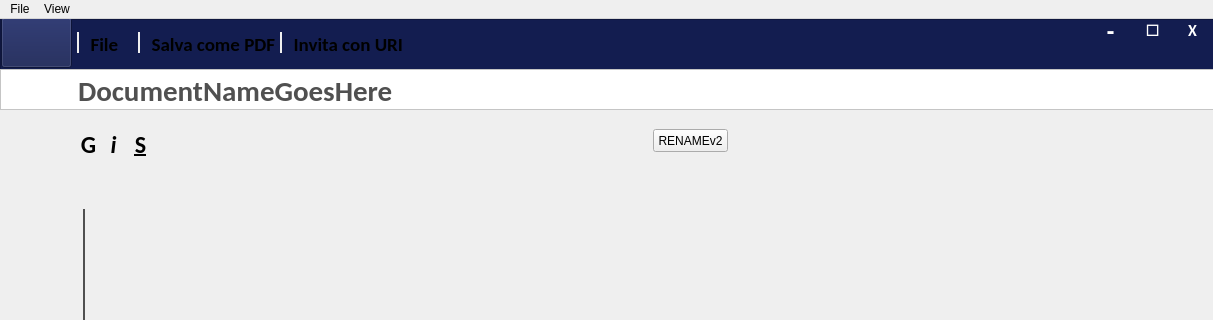
First picture: the form in ClientModule/editorwindow.ui, repository giovannic96/Real-time-collaborative-text-editor, before the edit; both pictures show x 0 to 1213 and y 0 to 320 of the 1213 by 728 pixel window.
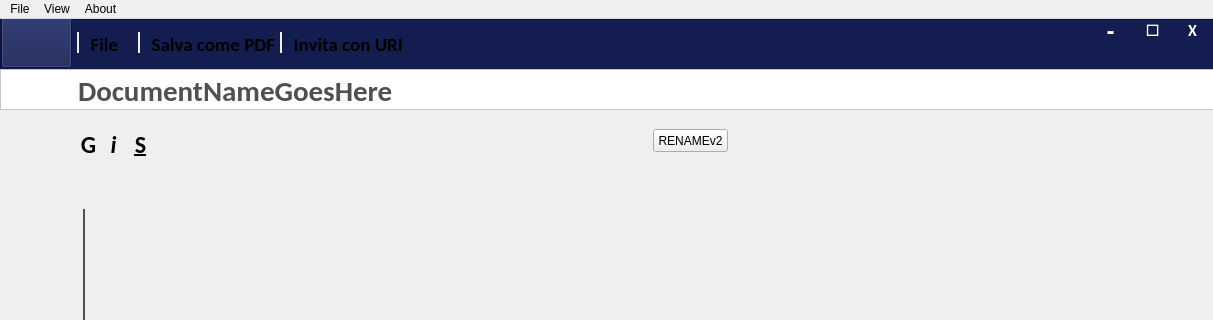
Second picture: the form after the edit. Icons and pictures are not drawn.

Diff of the .ui file:
```diff
--- a/ClientModule/editorwindow.ui
+++ b/ClientModule/editorwindow.ui
@@ -1174,8 +1174,15 @@
     </property>
     <addaction name="actionFullscreen"/>
    </widget>
+   <widget class="QMenu" name="menuAbout">
+    <property name="title">
+     <string>About</string>
+    </property>
+    <addaction name="actionAbout"/>
+   </widget>
    <addaction name="menuFile"/>
    <addaction name="menuView"/>
+   <addaction name="menuAbout"/>
   </widget>
   <action name="actionNew">
    <property name="text">
```
Left out of the diff: 5 changed lines with no effect on the pictures.
